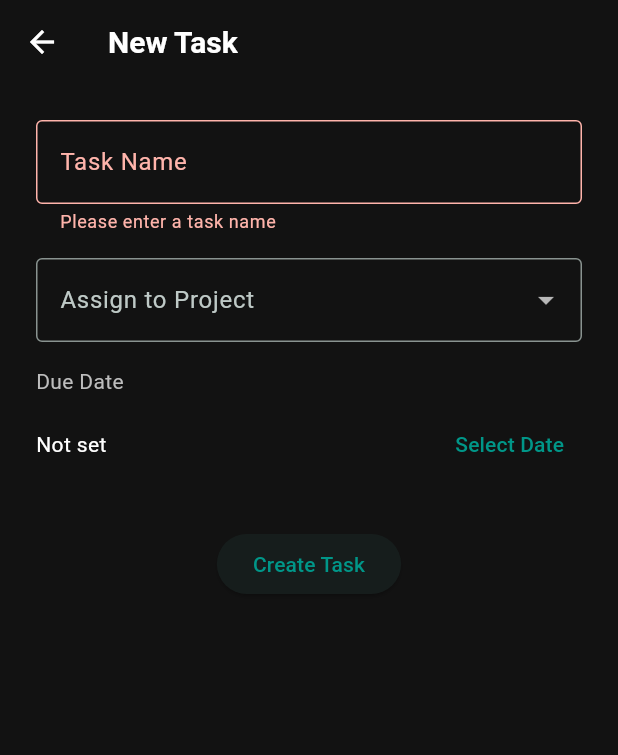
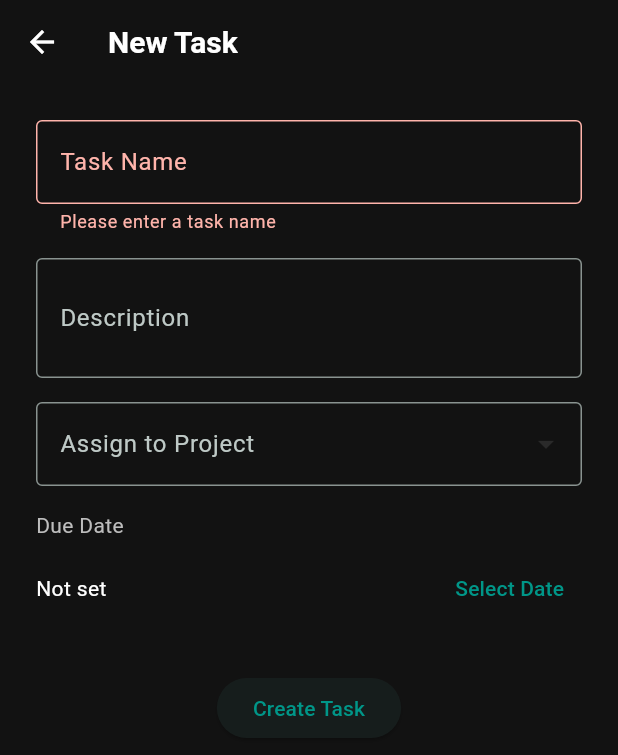
Before and after one commit to Ncode01/study-tracker-mobile, a Flutter app: the AddTaskScreen screen opened directly, after a tap on "Create Task", on a phone screen of 412 x 824 dp. Shown: the top 755 px of the screen. Run offline on Flutter 3.47's test engine with Material 3 defaults, Android fonts, the phone set to English and light mode, and no system bars; our stand-ins replace sqflite; accounts and stored records are empty.

Commit message:
task model

```diff
--- a/lib/main.dart
+++ b/lib/main.dart
@@ -2,11 +2,15 @@ import 'package:flutter/material.dart';
 import 'package:provider/provider.dart';
 import 'package:study/src/app.dart';
 import 'package:study/src/features/projects/providers/project_provider.dart';
+import 'package:study/src/features/tasks/providers/task_provider.dart';
 
 void main() {
   runApp(
     MultiProvider(
-      providers: [ChangeNotifierProvider(create: (_) => ProjectProvider())],
+      providers: [
+        ChangeNotifierProvider(create: (_) => ProjectProvider()),
+        ChangeNotifierProvider(create: (_) => TaskProvider()),
+      ],
       child: const AppRoot(),
     ),
   );
--- a/lib/src/features/projects/screens/add_project_screen.dart
+++ b/lib/src/features/projects/screens/add_project_screen.dart
@@ -193,7 +193,8 @@ class _AddProjectScreenState extends State<AddProjectScreen> {
                             listen: false,
                           );
                           await provider.addProject(project);
-                          if (mounted) Navigator.pop(context);
+                          if (!mounted) return;
+                          Navigator.pop(context);
                         }
                       },
                       child: const Text('Create Project'),
--- a/lib/src/features/projects/screens/projects_screen.dart
+++ b/lib/src/features/projects/screens/projects_screen.dart
@@ -96,7 +96,7 @@ class ProjectsScreen extends StatelessWidget {
               builder: (context, provider, _) {
                 final projects = provider.projects;
                 if (projects.isEmpty) {
-                  return const Center(
+                  return Center(
                     child: Text(
                       'No projects found',
                       style: TextStyle(color: AppColors.secondaryTextColor),
--- a/lib/src/features/projects/widgets/date_scroller.dart
+++ b/lib/src/features/projects/widgets/date_scroller.dart
@@ -85,8 +85,9 @@ class DateScrollerItem extends StatelessWidget {
         color: bgColor,
         borderRadius: BorderRadius.circular(16),
       ),
-      padding: const EdgeInsets.symmetric(vertical: 8, horizontal: 4),
+      padding: const EdgeInsets.symmetric(vertical: 4, horizontal: 4),
       child: Column(
+        mainAxisSize: MainAxisSize.min,
         mainAxisAlignment: MainAxisAlignment.center,
         children: [
           Text(day, style: TextStyle(color: textColor, fontSize: 13)),
--- /dev/null
+++ b/lib/src/features/tasks/providers/task_provider.dart
@@ -0,0 +1,33 @@
+import 'package:flutter/material.dart';
+import 'package:study/src/models/task_model.dart';
+import 'package:study/src/services/database_helper.dart';
+
+class TaskProvider extends ChangeNotifier {
+  List<Task> _tasks = [];
+  bool _isLoading = false;
+
+  List<Task> get tasks => _tasks;
+  bool get isLoading => _isLoading;
+
+  Future<void> fetchTasks() async {
+    _isLoading = true;
+    notifyListeners();
+    _tasks = await DatabaseHelper.instance.getAllTasks();
+    _isLoading = false;
+    notifyListeners();
+  }
+
+  Future<void> addTask(Task task) async {
+    await DatabaseHelper.instance.insertTask(task);
+    await fetchTasks();
+  }
+
+  Future<void> toggleTaskCompleted(Task task) async {
+    final updatedTask = task.copyWith(isCompleted: !task.isCompleted);
+    await DatabaseHelper.instance.updateTask(updatedTask);
+    await fetchTasks();
+  }
+
+  List<Task> get openTasks => _tasks.where((t) => !t.isCompleted).toList();
+  List<Task> get completedTasks => _tasks.where((t) => t.isCompleted).toList();
+}
--- a/lib/src/features/tasks/screens/add_task_screen.dart
+++ b/lib/src/features/tasks/screens/add_task_screen.dart
@@ -1,5 +1,10 @@
 import 'package:flutter/material.dart';
+import 'package:provider/provider.dart';
+import 'package:uuid/uuid.dart';
 import 'package:study/src/constants/app_colors.dart';
+import 'package:study/src/features/tasks/providers/task_provider.dart';
+import 'package:study/src/models/task_model.dart';
+import 'package:study/src/features/projects/providers/project_provider.dart';
 
 /// Form screen for creating a new task.
 class AddTaskScreen extends StatefulWidget {
@@ -13,14 +18,14 @@ class AddTaskScreen extends StatefulWidget {
 class _AddTaskScreenState extends State<AddTaskScreen> {
   final _formKey = GlobalKey<FormState>();
   final TextEditingController _nameController = TextEditingController();
+  final TextEditingController _descriptionController = TextEditingController();
   String? _selectedProject;
   DateTime? _selectedDueDate;
-
-  final List<String> _dummyProjects = ['O/L', 'Physics', 'NOI'];
 
   @override
   void dispose() {
     _nameController.dispose();
+    _descriptionController.dispose();
     super.dispose();
   }
 
@@ -77,14 +82,26 @@ class _AddTaskScreenState extends State<AddTaskScreen> {
                                 : null,
                   ),
                   const SizedBox(height: 16),
+                  TextFormField(
+                    controller: _descriptionController,
+                    decoration: const InputDecoration(
+                      labelText: 'Description',
+                      border: OutlineInputBorder(),
+                    ),
+                    style: const TextStyle(color: AppColors.textColor),
+                    maxLines: 2,
+                  ),
+                  const SizedBox(height: 16),
                   DropdownButtonFormField<String>(
                     value: _selectedProject,
                     items:
-                        _dummyProjects
+                        context
+                            .read<ProjectProvider>()
+                            .projects
                             .map(
-                              (name) => DropdownMenuItem<String>(
-                                value: name,
-                                child: Text(name),
+                              (proj) => DropdownMenuItem<String>(
+                                value: proj.id,
+                                child: Text(proj.name),
                               ),
                             )
                             .toList(),
@@ -122,11 +139,32 @@ class _AddTaskScreenState extends State<AddTaskScreen> {
                   const SizedBox(height: 32),
                   Center(
                     child: ElevatedButton(
-                      onPressed: () {
+                      onPressed: () async {
                         if (_formKey.currentState?.validate() ?? false) {
-                          debugPrint('Task Name: ${_nameController.text}');
-                          debugPrint('Project: $_selectedProject');
-                          debugPrint('Due Date: $_selectedDueDate');
+                          if (_selectedProject == null ||
+                              _selectedDueDate == null) {
+                            ScaffoldMessenger.of(context).showSnackBar(
+                              const SnackBar(
+                                content: Text(
+                                  'Please select a project and due date.',
+                                ),
+                              ),
+                            );
+                            return;
+                          }
+                          final task = Task(
+                            id: const Uuid().v4(),
+                            projectId: _selectedProject!,
+                            title: _nameController.text.trim(),
+                            description: _descriptionController.text.trim(),
+                            dueDate: _selectedDueDate!,
+                          );
+                          await Provider.of<TaskProvider>(
+                            context,
+                            listen: false,
+                          ).addTask(task);
+                          if (!mounted) return;
+                          Navigator.of(context).pop();
                         }
                       },
                       child: const Text('Create Task'),
--- /dev/null
+++ b/lib/src/models/task_model.dart
@@ -0,0 +1,57 @@
+class Task {
+  final String id;
+  final String projectId;
+  final String title;
+  final String description;
+  final DateTime dueDate;
+  final bool isCompleted;
+
+  Task({
+    required this.id,
+    required this.projectId,
+    required this.title,
+    required this.description,
+    required this.dueDate,
+    this.isCompleted = false,
+  });
+
+  Task copyWith({
+    String? id,
+    String? projectId,
+    String? title,
+    String? description,
+    DateTime? dueDate,
+    bool? isCompleted,
+  }) {
+    return Task(
+      id: id ?? this.id,
+      projectId: projectId ?? this.projectId,
+      title: title ?? this.title,
+      description: description ?? this.description,
+      dueDate: dueDate ?? this.dueDate,
+      isCompleted: isCompleted ?? this.isCompleted,
+    );
+  }
+
+  Map<String, dynamic> toMap() {
+    return {
+      'id': id,
+      'projectId': projectId,
+      'title': title,
+      'description': description,
+      'dueDate': dueDate.toIso8601String(),
+      'isCompleted': isCompleted ? 1 : 0,
+    };
+  }
+
+  factory Task.fromMap(Map<String, dynamic> map) {
+    return Task(
+      id: map['id'],
+      projectId: map['projectId'],
+      title: map['title'],
+      description: map['description'],
+      dueDate: DateTime.parse(map['dueDate']),
+      isCompleted: map['isCompleted'] == 1,
+    );
+  }
+}
```
Also changed, not shown: lib/src/features/add_item/screens/add_item_screen.dart (added, +12 -0 lines), lib/src/features/tasks/screens/tasks_screen.dart (+58 -2 lines), lib/src/features/tasks/widgets/task_list_item.dart (added, +33 -0 lines), lib/src/services/database_helper.dart (+85 -1 lines), 2 other files.
